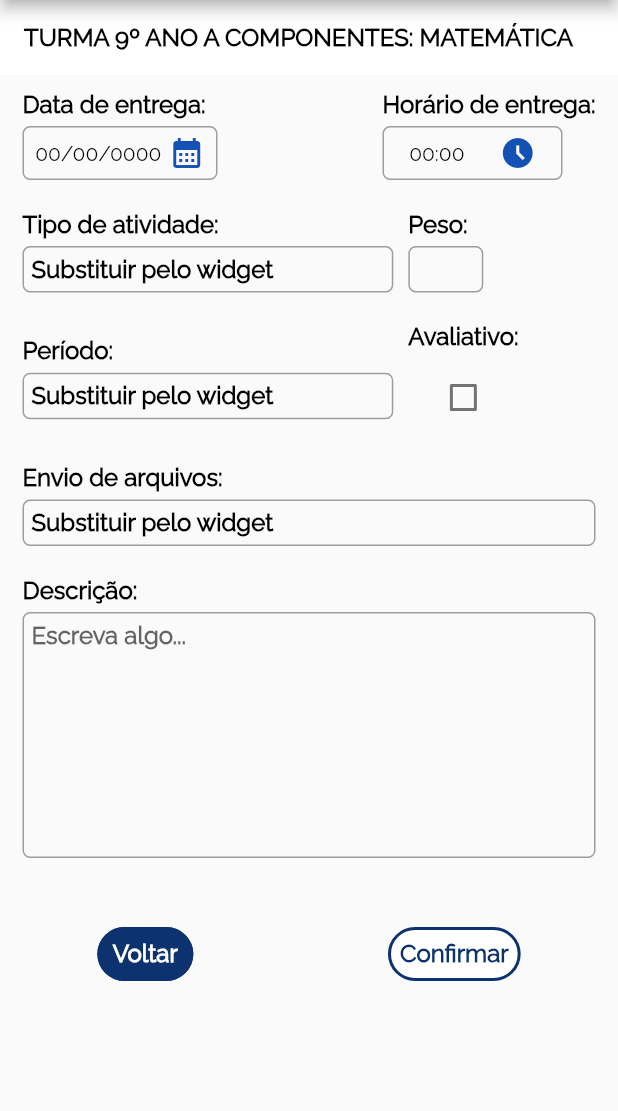
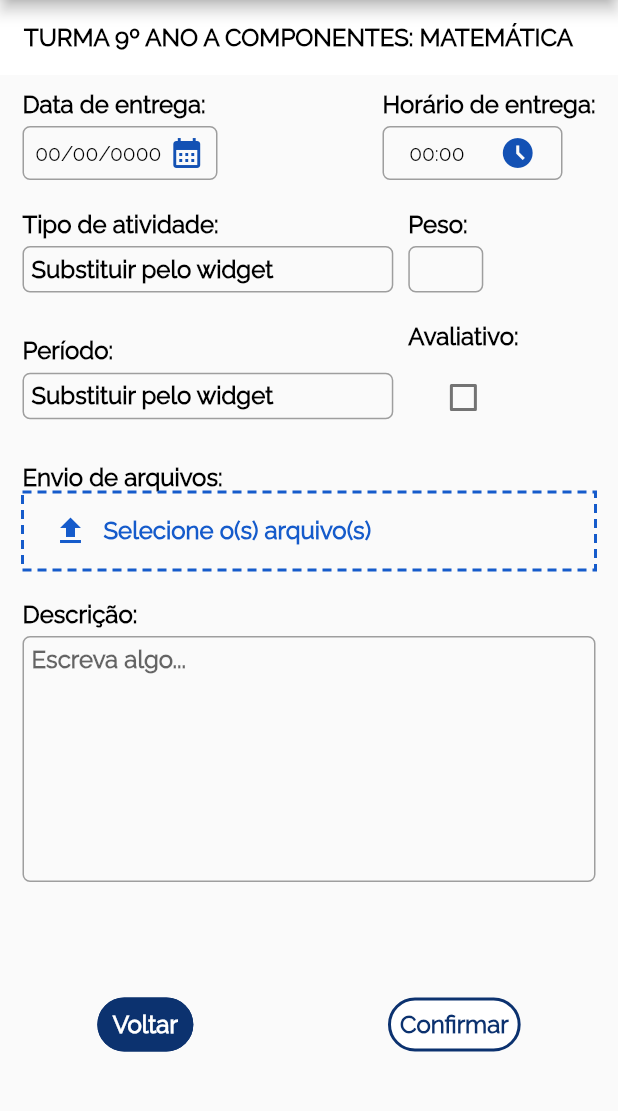
Before and after one commit to Itatech-Jr/Modern-School-Mobile, a Flutter app: the CreateActivityPage screen opened directly, on a phone screen of 412 x 824 dp, the part 84-1195 px from its top. Run offline on Flutter 3.47's test engine with Material 2 defaults, Android fonts, the phone set to English and light mode, and no system bars; drawn by our look-alikes of dotted_border; our stand-ins replace file_picker, font_awesome_flutter.

Commit message:
Added picker file Widget

```diff
--- a/lib/app/feature/activity/page/create_activity_page.dart
+++ b/lib/app/feature/activity/page/create_activity_page.dart
@@ -20,8 +20,7 @@ class CreateActivityPage extends StatelessWidget {
     return Scaffold(
       appBar: appbarWidget(),
       drawer: const Drawer(),
-      body: SingleChildScrollView(
-        child: Column(
+      body: Column(
         children: [
           titleWidget(text: "TURMA 9º ANO A COMPONENTES: MATEMÁTICA"),
           dateWithTimeWidget(
@@ -40,10 +39,14 @@ class CreateActivityPage extends StatelessWidget {
             size: size,
             checkbox: controller.checkBoxWidget(),
           ),
-            uploadFile(size: size),
+          uploadFile(
+              size: size,
+              file: controller.getFiles,
+              title: controller.files != null
+                  ? "Arquivos adicionado com sucesso!"
+                  : "Selecione o(s) arquivo(s)"),
           description(size),
-            Padding(
-              padding: const EdgeInsets.only(top: 30),
+          Expanded(
             child: Row(
               mainAxisAlignment: MainAxisAlignment.spaceAround,
               children: [
@@ -55,7 +58,6 @@ class CreateActivityPage extends StatelessWidget {
           ),
         ],
       ),
-      ),
     );
   }
 }
--- a/lib/app/feature/activity/widget/create_activity/upload_file.dart
+++ b/lib/app/feature/activity/widget/create_activity/upload_file.dart
@@ -1,20 +1,56 @@
+import 'package:dotted_border/dotted_border.dart';
 import 'package:flutter/material.dart';
-import 'package:modern_school_mobile/app/feature/activity/widget/create_activity/form_field_widget.dart';
 import '../../../../share/text_style.dart';
 
-Widget uploadFile({required Size size}) {
+Widget uploadFile(
+    {required Size size, required VoidCallback file, required String title}) {
   return Padding(
-    padding: const EdgeInsets.only(left: 15,right: 15,top: 10,bottom: 10),
-    child: formFieldWidget(
-      title: "Envio de arquivos:",
-      child: TextFormField(
-        style: primaryTextStyle,
-        initialValue: "Substituir pelo widget",
-        decoration: const InputDecoration(
-          border: InputBorder.none,
-          isCollapsed: true,
+    padding: const EdgeInsets.only(left: 15, right: 15, top: 10, bottom: 10),
+    child: Column(
+      crossAxisAlignment: CrossAxisAlignment.start,
+      children: [
+        Text("Envio de arquivos:", style: primaryTextStyle),
+        dashedBorder(
+          color: const Color(0xFF155bcb),
+          child: TextButton(
+            onPressed: file,
+            child: Row(
+              crossAxisAlignment: CrossAxisAlignment.center,
+              children: [
+                const Padding(
+                  padding: EdgeInsets.only(left: 10, right: 10),
+                  child: Icon(
+                    Icons.upload,
+                    color: Color(0xFF155bcb),
+                  ),
+                ),
+                Text(
+                  title,
+                  style: primaryTextStyle.copyWith(
+                      color: const Color(0xFF155bcb),
+                  ),
+                )
+              ],
+            ),
+          ),
         ),
-      ),
+      ],
     ),
   );
 }
+
+Widget dashedBorder({
+  Color color = Colors.black,
+  double strokeWidth = 2,
+  List<double> pattern = const [6,4],
+  StrokeCap strokeCap = StrokeCap.butt,
+  required Widget child,
+  }) {
+  return DottedBorder(
+    color: color,
+    strokeWidth: strokeWidth,
+    dashPattern: pattern,
+    strokeCap: strokeCap,
+    child: child,
+  );
+}
```
Also changed, not shown: lib/app/feature/activity/provider/create_activity_provider.dart (+19 -4 lines). Lines whose indentation alone changed are shown as unchanged.
